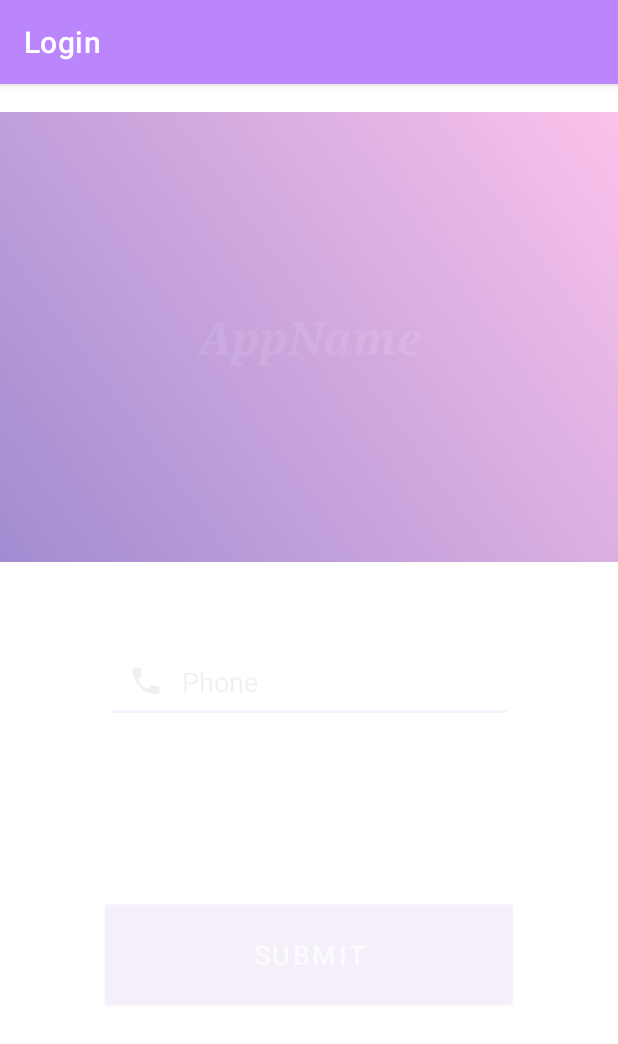
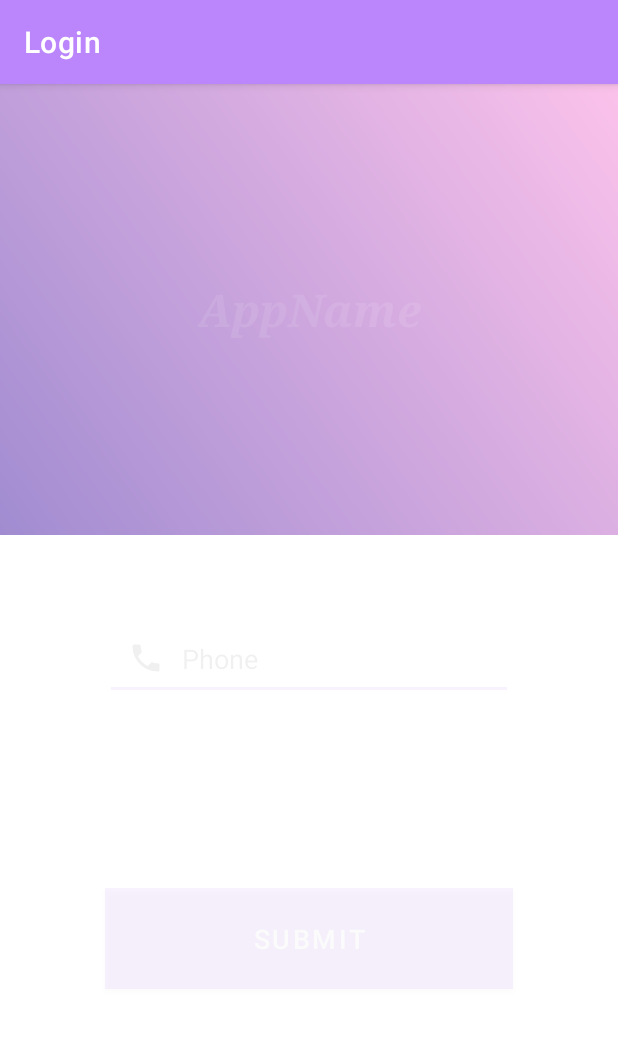
Before and after one commit to Lokeshbibinagar/Vishwakarma, an Android app: the screen it shows after launch (LoginActivity), on a phone screen of 412 x 824 dp. Shown: the top 1044 px of the screen. Run offline under Robolectric (Android 15) with nearby library versions, the phone set to English and light mode, and no system bars; our stand-ins replace Firebase (no records; nobody signed in at launch, a user with empty details on screens opened directly).

```diff
--- a/app/src/main/res/layout/activity_login.xml
+++ b/app/src/main/res/layout/activity_login.xml
@@ -10,12 +10,10 @@
     <androidx.constraintlayout.widget.ConstraintLayout
         android:id="@+id/constraintLayout"
         android:layout_width="match_parent"
-        android:layout_height="300dp"
-        android:layout_marginBottom="431dp"
-        app:layout_constraintBottom_toBottomOf="parent"
+        android:layout_height="wrap_content"
+        android:background="@drawable/gradient"
         app:layout_constraintEnd_toEndOf="parent"
         app:layout_constraintStart_toStartOf="parent"
-        android:background="@drawable/gradient"
         app:layout_constraintTop_toTopOf="parent">
 
         <TextView
@@ -30,7 +28,9 @@
             app:layout_constraintBottom_toBottomOf="parent"
             app:layout_constraintEnd_toEndOf="parent"
             app:layout_constraintStart_toStartOf="parent"
-            app:layout_constraintTop_toTopOf="parent" />
+            app:layout_constraintTop_toTopOf="parent"
+            android:layout_marginTop="130dp"
+            android:layout_marginBottom="130dp"/>
     </androidx.constraintlayout.widget.ConstraintLayout>
 
     <EditText
@@ -53,7 +53,7 @@
         app:layout_constraintStart_toStartOf="parent"
         app:layout_constraintTop_toBottomOf="@+id/constraintLayout"
         app:layout_constraintVertical_bias="0.132"
-         />
+        android:drawableLeft="@drawable/ic_phone" />
 
     <EditText
         android:id="@+id/Verification"
@@ -96,19 +96,19 @@
         android:id="@+id/verify"
         android:layout_width="0dp"
         android:layout_height="wrap_content"
+        android:layout_marginLeft="70dp"
+        android:layout_marginRight="70dp"
+        android:padding="15dp"
         android:text="Verify"
+        android:textSize="18dp"
+        android:visibility="invisible"
         app:backgroundTint="@color/purple_200"
         app:layout_constraintBottom_toBottomOf="parent"
         app:layout_constraintEnd_toEndOf="parent"
         app:layout_constraintHorizontal_bias="0.0"
         app:layout_constraintStart_toStartOf="parent"
         app:layout_constraintTop_toBottomOf="@+id/submit"
-        app:layout_constraintVertical_bias="0.255"
-        android:padding="15dp"
-        android:textSize="18dp"
-        android:layout_marginRight="70dp"
-        android:layout_marginLeft="70dp"
-        android:visibility="invisible"/>
+        app:layout_constraintVertical_bias="0.24000001" />
 
 
 </androidx.constraintlayout.widget.ConstraintLayout>
```
Also changed, not shown: app/src/main/java/com/example/example/SelectionActivity.java (+8 -1 lines), app/src/main/res/layout/activity_selection.xml (+19 -12 lines).
